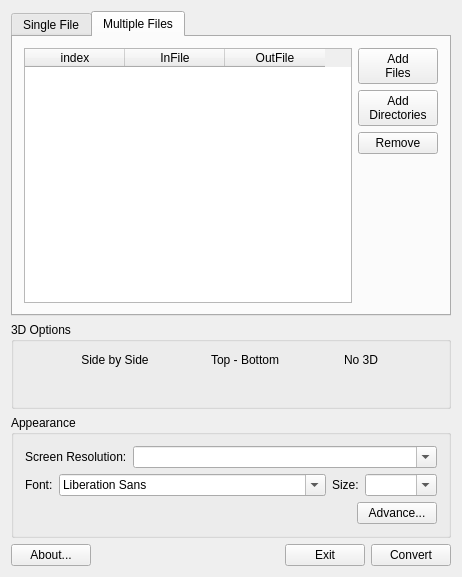
This is src/sub3dtoolgui.ui in tuxamito/sub3dtool-gui as Qt 5 draws it before an edit. The edited form follows.
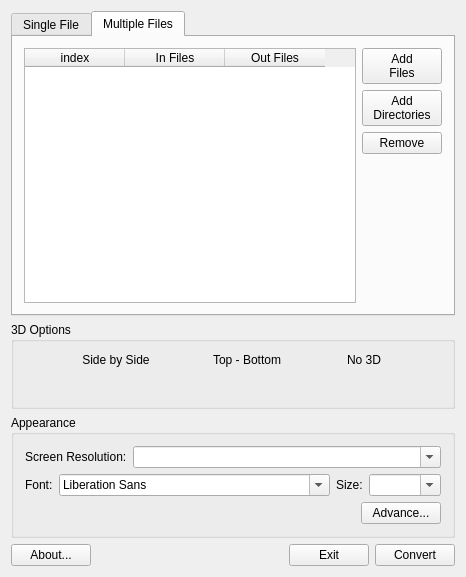
This is the edited form. The open tabs and pages were chosen to show the change. Icons and pictures are not drawn.

Commit message: Basic convert many files working including checking for errors

Diff of the .ui file:
```diff
--- a/src/sub3dtoolgui.ui
+++ b/src/sub3dtoolgui.ui
@@ -6,7 +6,7 @@
    <rect>
     <x>0</x>
     <y>0</y>
-    <width>462</width>
+    <width>466</width>
     <height>577</height>
    </rect>
   </property>
@@ -110,6 +110,12 @@
            <verstretch>0</verstretch>
           </sizepolicy>
          </property>
+         <property name="sortingEnabled">
+          <bool>true</bool>
+         </property>
+         <property name="wordWrap">
+          <bool>true</bool>
+         </property>
          <column>
           <property name="text">
            <string>index</string>
@@ -117,12 +123,12 @@
          </column>
          <column>
           <property name="text">
-           <string>InFile</string>
+           <string>In Files</string>
           </property>
          </column>
          <column>
           <property name="text">
-           <string>OutFile</string>
+           <string>Out Files</string>
           </property>
          </column>
         </widget>
```
Left out of the diff: 2 changed lines with no effect on the pictures. The commit also changes 2 other files.
